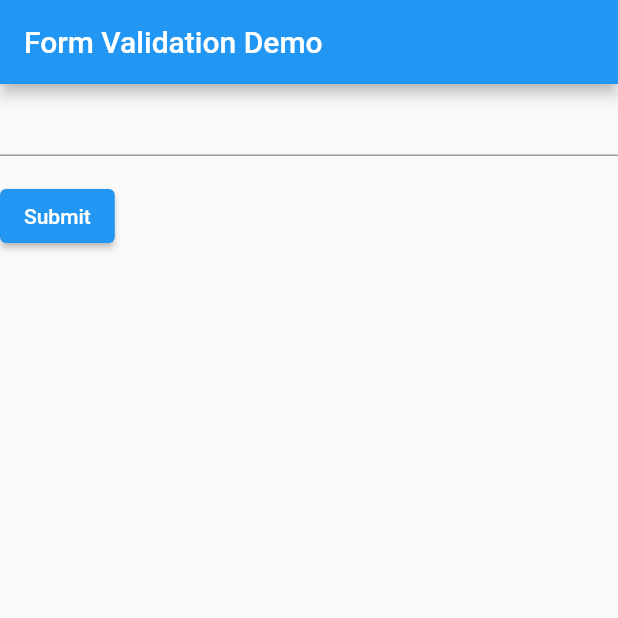
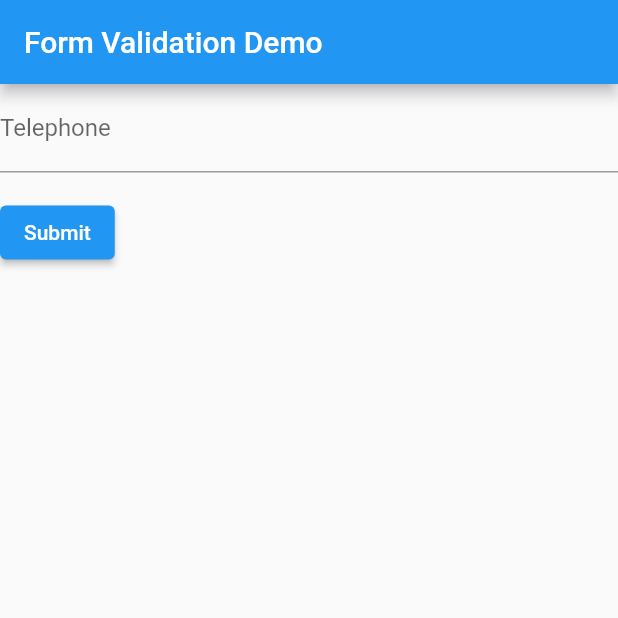
Before and after one commit to bomb0069/introduction-to-flutter, a Flutter app: the screen it shows after launch, on a phone screen of 412 x 824 dp, the top half of it. Run offline on Flutter 3.47's test engine with Material 2 defaults, Android fonts, the phone set to English and light mode, and no system bars; our stand-ins replace form_field_validator, form_validator.

Commit message:
[Added]: Label for telephone field

```diff
--- a/form/multi_field_submit_form/lib/main.dart
+++ b/form/multi_field_submit_form/lib/main.dart
@@ -50,7 +50,7 @@ class MyCustomFormState extends State<MyCustomForm> {
         crossAxisAlignment: CrossAxisAlignment.start,
         children: [
           TextFormField(
-            // The validator receives the text that the user has entered.
+            decoration: const InputDecoration(label: Text('Telephone')),
             validator: (value) {
               if (value == null || value.isEmpty) {
                 return 'Please enter some text';
```
